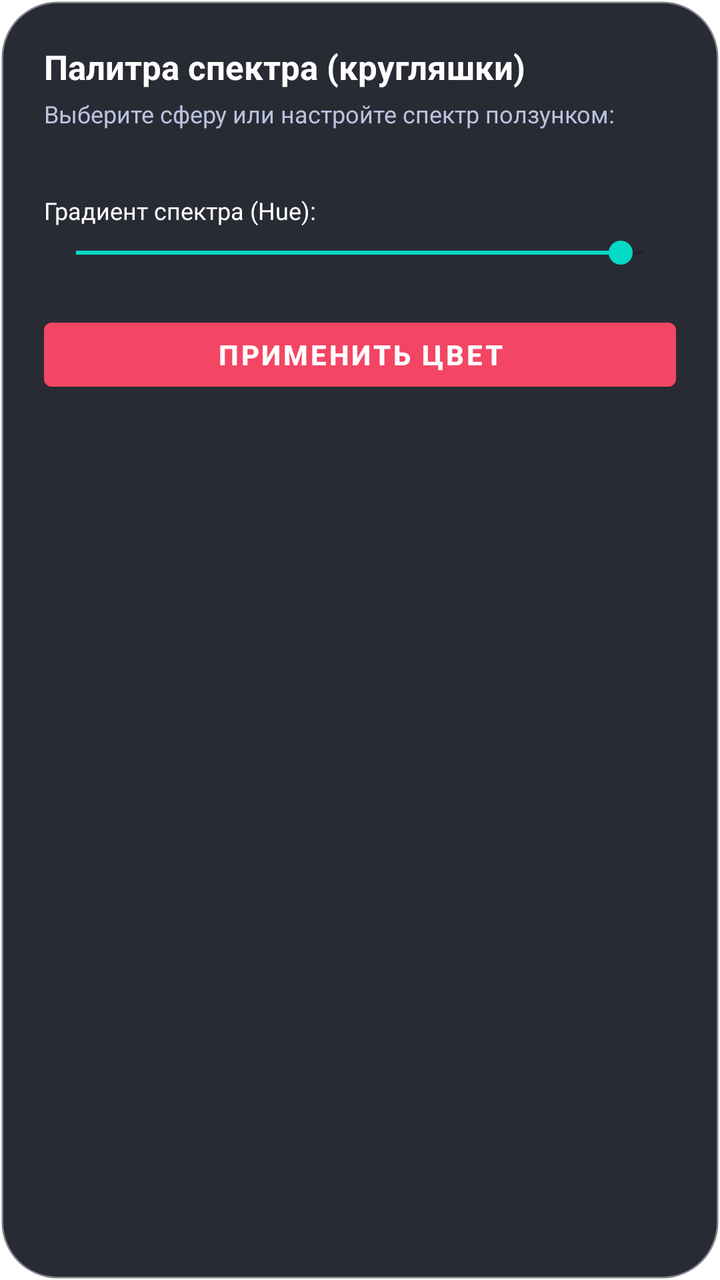
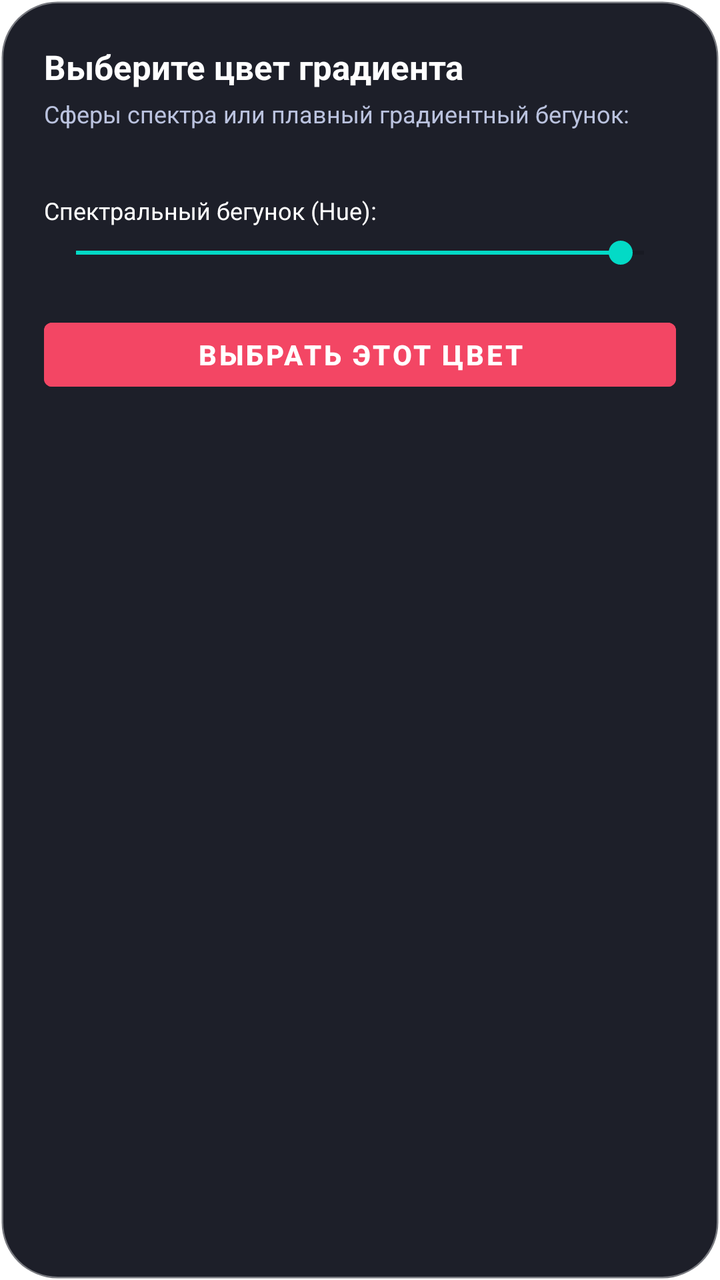

The first picture is an Android layout as it rendered before a commit; the second is the same layout after the commit. The layout source and the unified diff follow.
<!-- AndroidManifest.xml: application theme Theme.LinuxDock -->
<!-- res/layout/dialog_color_palette.xml -->
<?xml version="1.0" encoding="utf-8"?>
<LinearLayout xmlns:android="http://schemas.android.com/apk/res/android"
    android:layout_width="380dp"
    android:layout_height="wrap_content"
    android:background="@drawable/bg_glass_dialog"
    android:orientation="vertical"
    android:padding="22dp"
    android:layout_gravity="center">

    <TextView
        android:layout_width="wrap_content"
        android:layout_height="wrap_content"
        android:text="Палитра спектра (кругляшки)"
        android:textColor="#FFFFFF"
        android:textSize="17sp"
        android:textStyle="bold"
        android:layout_marginBottom="4dp" />

    <TextView
        android:layout_width="wrap_content"
        android:layout_height="wrap_content"
        android:text="Выберите сферу или настройте спектр ползунком:"
        android:textColor="#BAC2DE"
        android:textSize="12sp"
        android:layout_marginBottom="16dp" />

    
    <GridLayout
        android:id="@+id/gridPalette"
        android:layout_width="wrap_content"
        android:layout_height="wrap_content"
        android:columnCount="7"
        android:layout_gravity="center"
        android:layout_marginBottom="16dp" />

    
    <TextView
        android:layout_width="wrap_content"
        android:layout_height="wrap_content"
        android:text="Градиент спектра (Hue):"
        android:textColor="#FFFFFF"
        android:textSize="12sp"
        android:layout_marginBottom="4dp" />

    <SeekBar
        android:id="@+id/seekHue"
        android:layout_width="match_parent"
        android:layout_height="wrap_content"
        android:max="360"
        android:progress="345"
        android:layout_marginBottom="20dp" />

    <Button
        android:id="@+id/btnClosePalette"
        android:layout_width="match_parent"
        android:layout_height="44dp"
        android:text="Применить цвет"
        android:textColor="#FFFFFF"
        android:backgroundTint="#F34664"
        android:textStyle="bold" />
</LinearLayout>
<!-- resources referenced by this layout -->
<resources>
  <!-- drawable bg_glass_dialog (drawable) -->
  <?xml version="1.0" encoding="utf-8"?>
  <shape xmlns:android="http://schemas.android.com/apk/res/android">
      <corners android:radius="28dp" />
      <solid android:color="#E612141F" />
      <stroke android:width="1.5dp" android:color="#66FFFFFF" />
  </shape>
  <style name="Theme.LinuxDock" parent="Theme.MaterialComponents.DayNight.NoActionBar">
          <item name="android:statusBarColor">#1E1E2E</item>
      </style>
</resources>

<!-- the commit's change to res/layout/dialog_color_palette.xml (unified diff, before → after) -->
@@ -8,9 +8,10 @@
     android:layout_gravity="center">
 
     <TextView
+        android:id="@+id/tvPaletteTitle"
         android:layout_width="wrap_content"
         android:layout_height="wrap_content"
-        android:text="Палитра спектра (кругляшки)"
+        android:text="Выберите цвет градиента"
         android:textColor="#FFFFFF"
         android:textSize="17sp"
         android:textStyle="bold"
@@ -19,12 +20,11 @@
     <TextView
         android:layout_width="wrap_content"
         android:layout_height="wrap_content"
-        android:text="Выберите сферу или настройте спектр ползунком:"
+        android:text="Сферы спектра или плавный градиентный бегунок:"
         android:textColor="#BAC2DE"
         android:textSize="12sp"
         android:layout_marginBottom="16dp" />
 
-    
     <GridLayout
         android:id="@+id/gridPalette"
         android:layout_width="wrap_content"
@@ -33,11 +33,10 @@
         android:layout_gravity="center"
         android:layout_marginBottom="16dp" />
 
-    
     <TextView
         android:layout_width="wrap_content"
         android:layout_height="wrap_content"
-        android:text="Градиент спектра (Hue):"
+        android:text="Спектральный бегунок (Hue):"
         android:textColor="#FFFFFF"
         android:textSize="12sp"
         android:layout_marginBottom="4dp" />
@@ -54,7 +53,7 @@
         android:id="@+id/btnClosePalette"
         android:layout_width="match_parent"
         android:layout_height="44dp"
-        android:text="Применить цвет"
+        android:text="Выбрать этот цвет"
         android:textColor="#FFFFFF"
         android:backgroundTint="#F34664"
         android:textStyle="bold" />
<!-- resource entries referenced after the edit -->
@@ -4,7 +4,7 @@
   <?xml version="1.0" encoding="utf-8"?>
   <shape xmlns:android="http://schemas.android.com/apk/res/android">
       <corners android:radius="28dp" />
-      <solid android:color="#E612141F" />
+      <solid android:color="#F211131E" />
       <stroke android:width="1.5dp" android:color="#66FFFFFF" />
   </shape>
   <style name="Theme.LinuxDock" parent="Theme.MaterialComponents.DayNight.NoActionBar">
